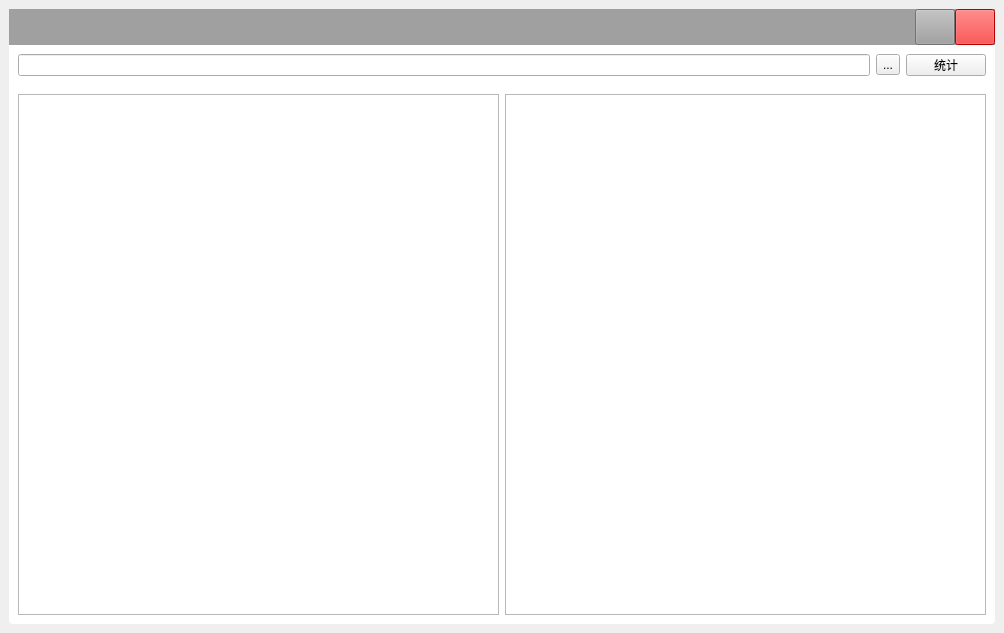
Before: the Qt Designer form test02/mainwindow.ui in 1663784811/qt_test, drawn with Qt 5.
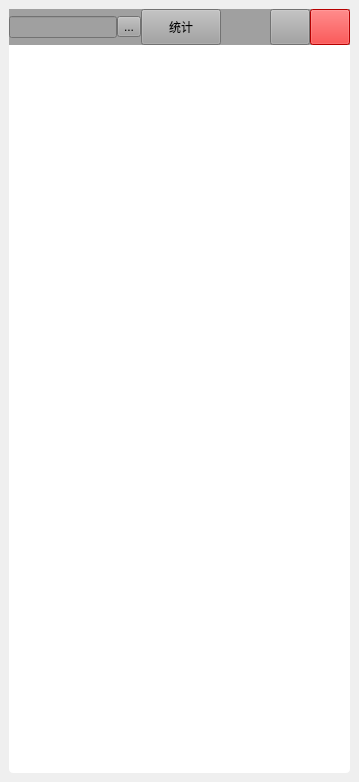
After: the same form once the commit is applied.

Diff of the .ui file:
```diff
--- a/test02/mainwindow.ui
+++ b/test02/mainwindow.ui
@@ -6,8 +6,8 @@
    <rect>
     <x>0</x>
     <y>0</y>
-    <width>1004</width>
-    <height>633</height>
+    <width>359</width>
+    <height>782</height>
    </rect>
   </property>
   <property name="windowTitle">
@@ -92,6 +92,29 @@
           <property name="bottomMargin">
            <number>0</number>
           </property>
+          <item>
+           <widget class="QLineEdit" name="lineEdit"/>
+          </item>
+          <item>
+           <widget class="QToolButton" name="toolButton">
+            <property name="text">
+             <string>...</string>
+            </property>
+           </widget>
+          </item>
+          <item>
+           <widget class="QPushButton" name="pushButton">
+            <property name="maximumSize">
+             <size>
+              <width>16777215</width>
+              <height>40</height>
+             </size>
+            </property>
+            <property name="text">
+             <string>统计</string>
+            </property>
+           </widget>
+          </item>
           <item>
            <spacer name="horizontalSpacer">
             <property name="orientation">
@@ -137,51 +160,9 @@
          </layout>
         </widget>
        </item>
-       <item>
-        <widget class="QWidget" name="widget_3" native="true">
-         <property name="maximumSize">
-          <size>
-           <width>16777215</width>
-           <height>40</height>
-          </size>
-         </property>
-         <layout class="QHBoxLayout" name="horizontalLayout_2">
-          <item>
-           <widget class="QLineEdit" name="lineEdit"/>
-          </item>
-          <item>
-           <widget class="QToolButton" name="toolButton">
-            <property name="text">
-             <string>...</string>
-            </property>
-           </widget>
-          </item>
-          <item>
-           <widget class="QPushButton" name="pushButton">
-            <property name="maximumSize">
-             <size>
-              <width>16777215</width>
-              <height>40</height>
-             </size>
-            </property>
-            <property name="text">
-             <string>统计</string>
-            </property>
-           </widget>
-          </item>
-         </layout>
-        </widget>
-       </item>
        <item>
         <widget class="QWidget" name="widget_4" native="true">
-         <layout class="QGridLayout" name="gridLayout_2">
-          <item row="0" column="1">
-           <widget class="QTableView" name="tableView"/>
-          </item>
-          <item row="0" column="0">
-           <widget class="QTableWidget" name="tableWidget"/>
-          </item>
-         </layout>
+         <layout class="QGridLayout" name="gridLayout_2"/>
         </widget>
        </item>
       </layout>
```
